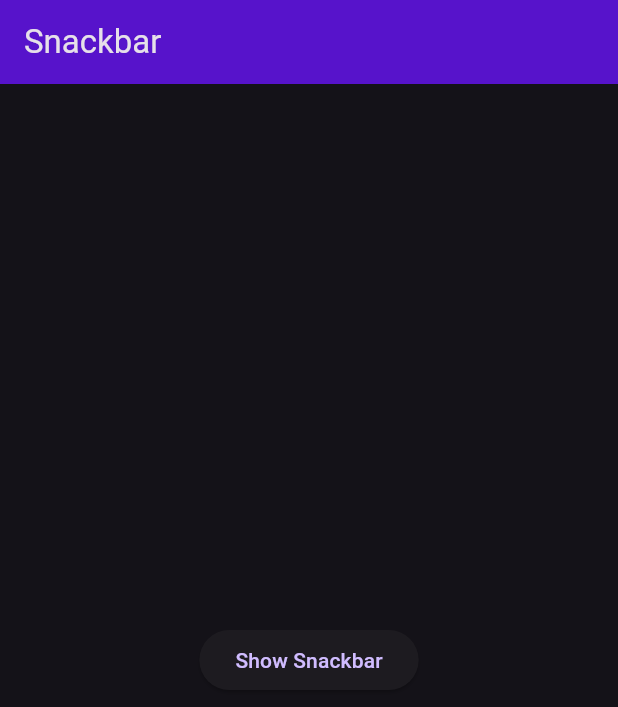
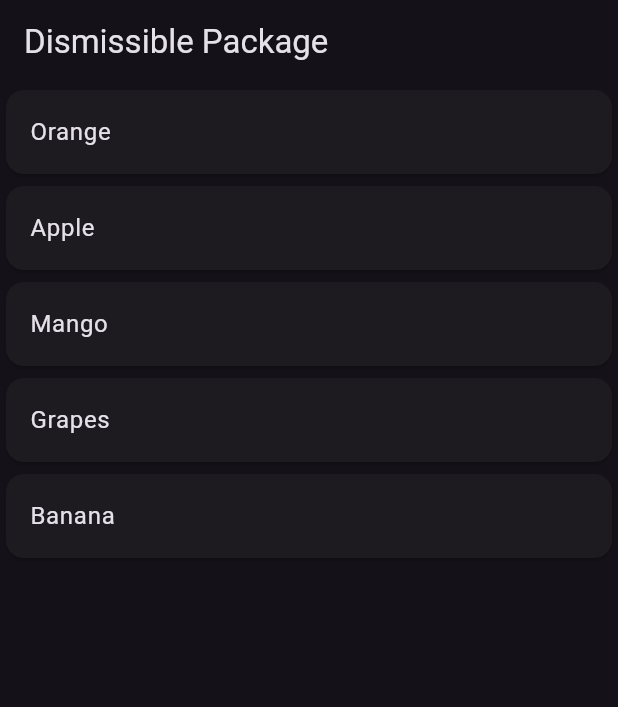
Before and after one commit to ajayvaniya0/Flutter_Bootcamp, a Flutter app: the screen it shows after launch, on a phone screen of 412 x 824 dp. Shown: the top 707 px of the screen. Run offline on Flutter 3.47's test engine with Material 3 defaults, Android fonts, the phone set to English and light mode, and no system bars.

Commit message:
Dismissible

```diff
--- a/Week_2/basic_widgets/lib/main.dart
+++ b/Week_2/basic_widgets/lib/main.dart
@@ -1,3 +1,4 @@
+import 'package:basic_widgets/widgets/dismissible.dart';
 import 'package:basic_widgets/widgets/list_grid.dart';
 import 'package:basic_widgets/widgets/rowscols.dart';
 import 'package:basic_widgets/widgets/snackbar.dart';
@@ -18,7 +19,7 @@ class MyApp extends StatelessWidget {
         brightness: Brightness.dark,
         primaryColor: Colors.deepPurple,
       ),
-      home: const SnackbarWidgets(),
+      home: const DismissibleWidget(),
     );
   }
 }
--- /dev/null
+++ b/Week_2/basic_widgets/lib/widgets/dismissible.dart
@@ -0,0 +1,50 @@
+import 'package:flutter/material.dart';
+
+class DismissibleWidget extends StatefulWidget {
+  const DismissibleWidget({Key? key}) : super(key: key);
+
+  @override
+  _DismissibleWidgetState createState() => _DismissibleWidgetState();
+}
+
+class _DismissibleWidgetState extends State<DismissibleWidget> {
+  List<String> fruits = ['Orange', 'Apple', 'Mango', 'Grapes', 'Banana'];
+  @override
+  Widget build(BuildContext context) {
+    return Scaffold(
+      appBar: AppBar(title: Text('Dismissible Package')),
+      body: ListView.builder(
+        itemCount: fruits.length,
+        itemBuilder: (context, index) {
+          final fruit = fruits[index];
+          return Dismissible(
+              onDismissed: (direction) {
+                if (direction == DismissDirection.startToEnd) {
+                  ScaffoldMessenger.of(context).showSnackBar(SnackBar(
+                    content: Text(fruits[index]),
+                    backgroundColor: Colors.red,
+                  ));
+                } else {
+                  ScaffoldMessenger.of(context).showSnackBar(SnackBar(
+                    content: Text(fruits[index]),
+                    backgroundColor: Colors.green,
+                  ));
+                }
+              },
+              key: Key(fruit),
+              background: Container(
+                color: Colors.red,
+              ),
+              secondaryBackground: Container(
+                color: Colors.green,
+              ),
+              child: Card(
+                child: ListTile(
+                  title: Text(fruits[index]),
+                ),
+              ));
+        },
+      ),
+    );
+  }
+}
```
